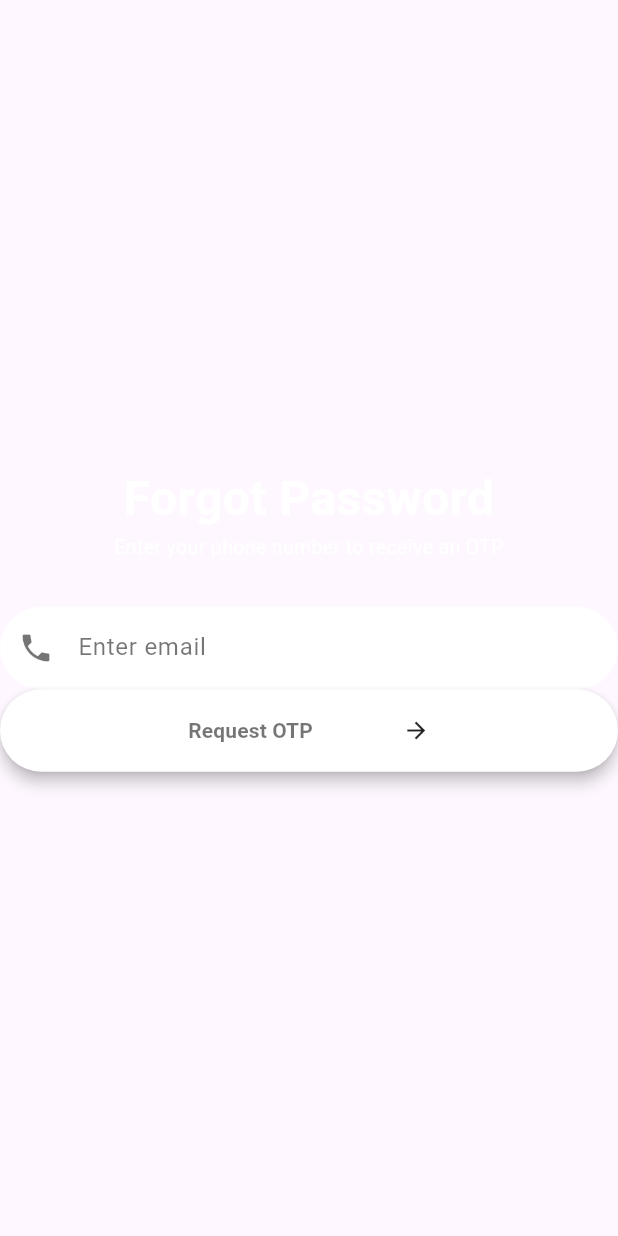
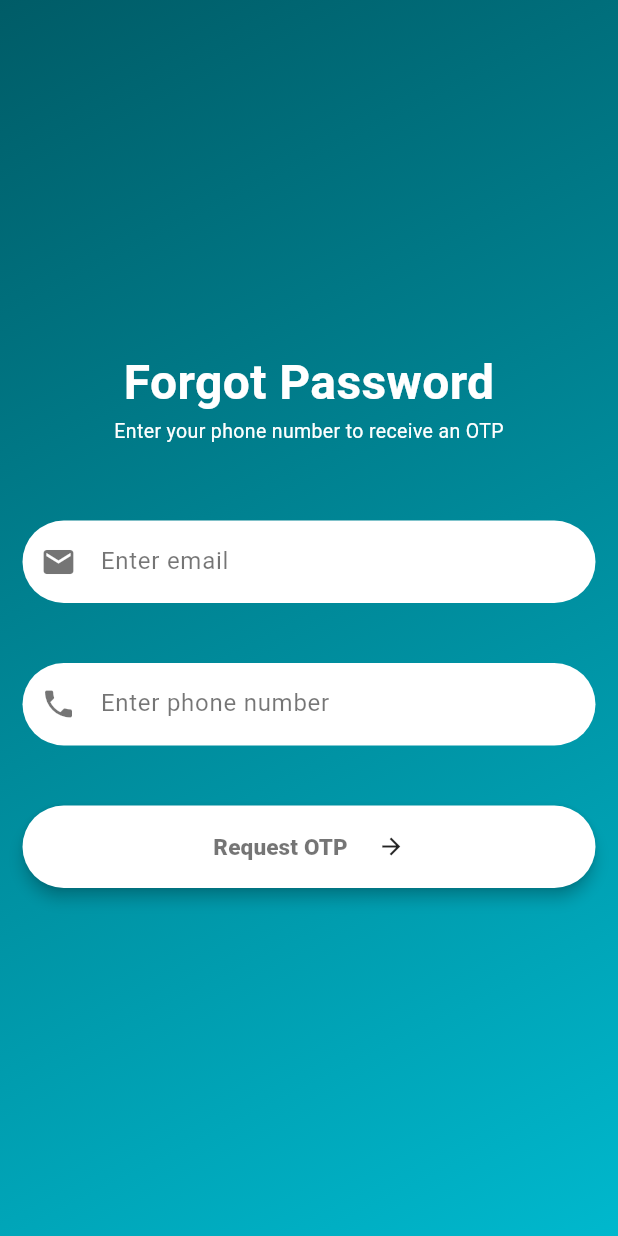
Before and after one commit to iamadi1718/medi_go, a Flutter app: the Forgotpassword screen opened directly, on a phone screen of 412 x 824 dp. Run offline on Flutter 3.47's test engine with Material 3 defaults, Android fonts, the phone set to English and light mode, and no system bars; our stand-ins replace firebase_auth, firebase_core, fluttertoast; accounts and stored records are empty.

Commit message:
forgot pass

```diff
--- a/lib/view/bookappointment/bookappointment.dart
+++ b/lib/view/bookappointment/bookappointment.dart
@@ -338,7 +338,7 @@ class _BookAppointmentscreenState extends State<BookAppointmentscreen> {
                   ),
                   const SizedBox(height: 8),
                   DropdownButtonFormField<String>(
-                    value: selectedSpeciality,
+                    initialValue: selectedSpeciality,
                     decoration: InputDecoration(
                       filled: true,
                       fillColor: const Color(0xFFEEEEEE),
--- a/lib/view/customaddresstextfield/Customaddresstextfield.dart
+++ b/lib/view/customaddresstextfield/Customaddresstextfield.dart
@@ -62,7 +62,7 @@ class _CustomaddresstextfieldState extends State<Customaddresstextfield> {
                   ),
                 ),
                 child: DropdownButtonFormField<String>(
-                  value: widget.value,
+                  initialValue: widget.value,
                   decoration: InputDecoration(
                     hintText: widget.text,
                     border: InputBorder.none,
--- a/lib/view/forgotpassword/Forgotpassword.dart
+++ b/lib/view/forgotpassword/Forgotpassword.dart
@@ -1,5 +1,6 @@
 import 'package:firebase_auth/firebase_auth.dart';
 import 'package:flutter/material.dart';
+import 'package:medi_go/view/custombackground/CustomBackground.dart';
 import 'package:medi_go/view/utils/Utils.dart';
 
 class Forgotpassword extends StatefulWidget {
@@ -10,14 +11,17 @@ class Forgotpassword extends StatefulWidget {
 }
 
 class _ForgotpasswordState extends State<Forgotpassword> {
-  FirebaseAuth _auth = FirebaseAuth.instance;
+  final FirebaseAuth _auth = FirebaseAuth.instance;
   final emailcontroller = TextEditingController();
   final phonecontroller = TextEditingController();
 
   @override
   Widget build(BuildContext context) {
     return Scaffold(
-      body: Column(
+      body: Custombackground(
+        widget: Padding(
+          padding: const EdgeInsets.all(15.0),
+          child: Column(
             crossAxisAlignment: CrossAxisAlignment.center,
             mainAxisAlignment: MainAxisAlignment.center,
             children: [
@@ -38,7 +42,26 @@ class _ForgotpasswordState extends State<Forgotpassword> {
                 ),
               ),
 
-          const SizedBox(height: 30),
+              const SizedBox(height: 50),
+              Container(
+                height: 55,
+                decoration: BoxDecoration(
+                  color: Colors.white,
+                  borderRadius: BorderRadius.circular(30),
+                ),
+                child: TextFormField(
+                  controller: emailcontroller,
+                  keyboardType: TextInputType.emailAddress,
+                  decoration: InputDecoration(
+                    border: InputBorder.none,
+                    prefixIcon: const Icon(Icons.email, color: Colors.black54),
+                    hintText: 'Enter email',
+                    hintStyle: const TextStyle(color: Colors.black54),
+                    contentPadding: const EdgeInsets.symmetric(vertical: 16),
+                  ),
+                ),
+              ),
+              SizedBox(height: 40),
               Container(
                 height: 55,
                 decoration: BoxDecoration(
@@ -51,19 +74,20 @@ class _ForgotpasswordState extends State<Forgotpassword> {
                   decoration: InputDecoration(
                     border: InputBorder.none,
                     prefixIcon: const Icon(Icons.phone, color: Colors.black54),
-                hintText: 'Enter email',
+                    hintText: 'Enter phone number',
                     hintStyle: const TextStyle(color: Colors.black54),
                     contentPadding: const EdgeInsets.symmetric(vertical: 16),
                   ),
                 ),
               ),
-
-          SizedBox(
+              SizedBox(height: 40),
+              Container(
                 width: double.infinity,
                 height: 55,
                 child: ElevatedButton(
                   style: ElevatedButton.styleFrom(
                     backgroundColor: Colors.white,
+
                     elevation: 4,
                     shape: RoundedRectangleBorder(
                       borderRadius: BorderRadius.circular(30),
@@ -90,10 +114,11 @@ class _ForgotpasswordState extends State<Forgotpassword> {
                         'Request OTP',
                         style: TextStyle(
                           color: Colors.black54,
-                      fontWeight: FontWeight.w600,
+                          fontWeight: FontWeight.w800,
+                          fontSize: 15,
                         ),
                       ),
-                  SizedBox(width: 60),
+                      SizedBox(width: 20),
                       Icon(Icons.arrow_forward, color: Colors.black87),
                     ],
                   ),
@@ -101,6 +126,8 @@ class _ForgotpasswordState extends State<Forgotpassword> {
               ),
             ],
           ),
+        ),
+      ),
     );
   }
 }
--- a/lib/view/switch/MySwitch.dart
+++ b/lib/view/switch/MySwitch.dart
@@ -16,7 +16,7 @@ class _MySwitchState extends State<MySwitch> {
       scale: 0.7,
       child: Switch(
         value: isOn,
-        activeColor: Colors.white,
+        activeThumbColor: Colors.white,
         activeTrackColor: Colors.teal,
         inactiveThumbColor: Colors.white,
         inactiveTrackColor: Colors.grey,
--- a/lib/view/testresult/Testresultdetails.dart
+++ b/lib/view/testresult/Testresultdetails.dart
@@ -1,5 +1,5 @@
 import 'package:flutter/material.dart';
-import 'package:medi_go/recommendationcard/Recommendationcard.dart';
+import 'package:medi_go/view/recommendationcard/Recommendationcard.dart';
 
 class Testresultdetails extends StatelessWidget {
   const Testresultdetails({super.key});
```
Also changed, not shown: lib/view/Signupscreen/Signupscreen.dart (+12 -7 lines), lib/view/loginscreen/LoginScreen.dart (+15 -6 lines), lib/view/profilepage/Settingscreen.dart (+8 -3 lines), pubspec.lock, 1 other file. Lines whose indentation alone changed are shown as unchanged.
